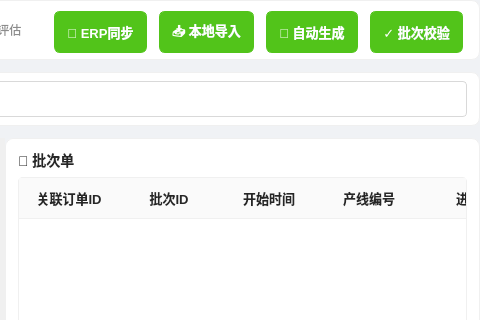
Before: the Qt Designer form forms/import_page.ui in ByteKnight-X/LineControlRobot, drawn with Qt 5; both pictures show x 482 to 962 and y 0 to 320 of the 962 by 578 pixel window.
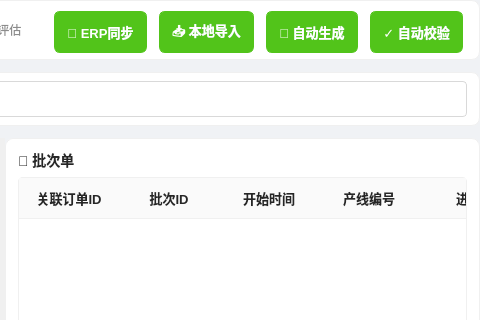
After: the same form once the commit is applied.

Patch:
```diff
--- a/forms/import_page.ui
+++ b/forms/import_page.ui
@@ -147,7 +147,7 @@
             <item><widget class="QPushButton" name="btnSyncErp"><property name="text"><string>🔄 ERP同步</string></property></widget></item>
             <item><widget class="QPushButton" name="btnImportOrder"><property name="text"><string>📥 本地导入</string></property></widget></item>
             <item><widget class="QPushButton" name="btnAIOptimize"><property name="text"><string>🤖 自动生成</string></property></widget></item>
-            <item><widget class="QPushButton" name="btnValidate"><property name="text"><string>✓ 批次校验</string></property></widget></item>
+            <item><widget class="QPushButton" name="btnValidate"><property name="text"><string>✓ 自动校验</string></property></widget></item>
           </layout>
         </widget>
       </item>
```
